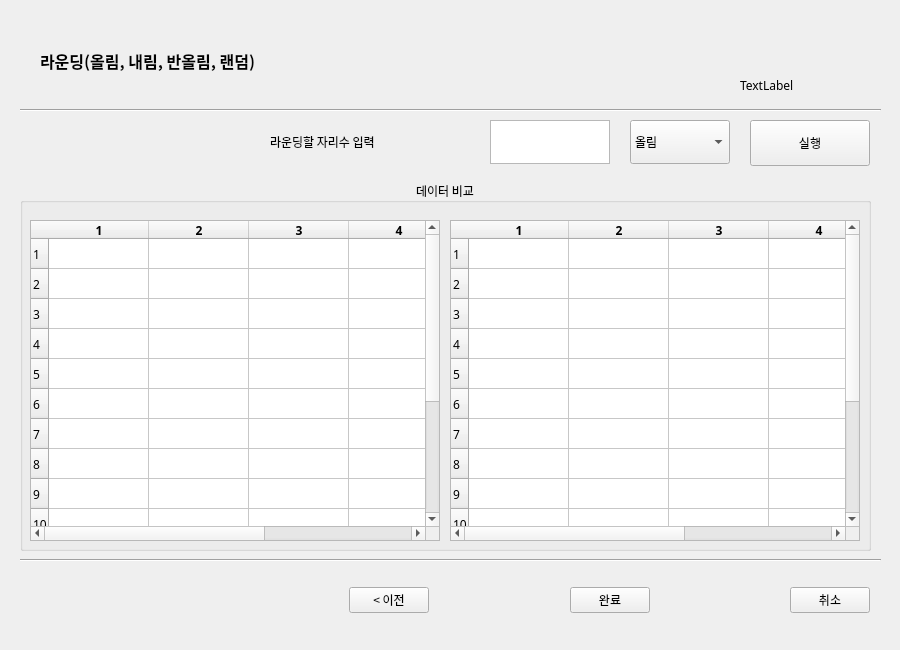
The window that UI/Rounding.ui (zel0rd/Non-Identifying) describes before a commit, drawn with Qt 5.
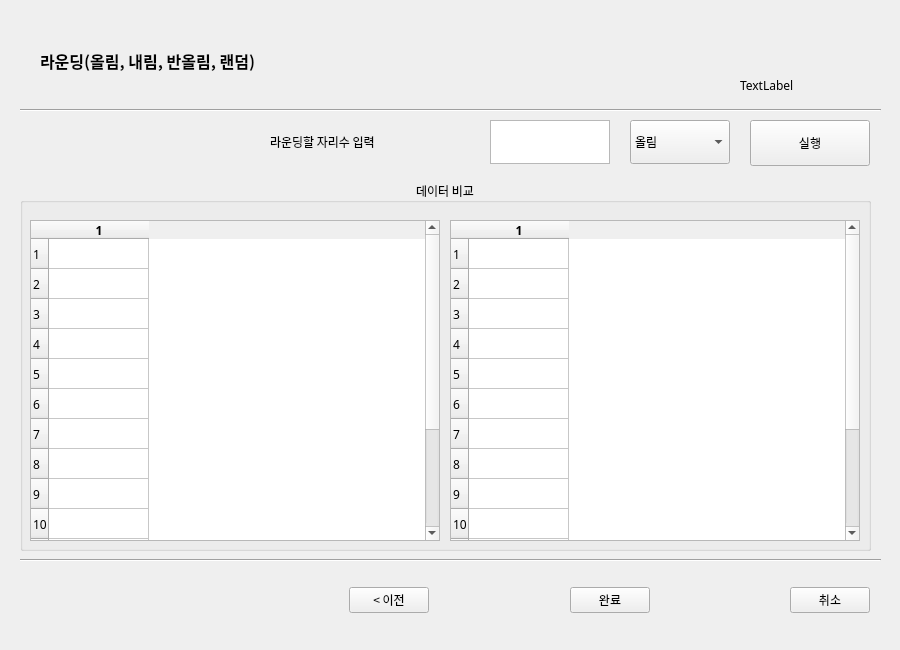
The same window after the commit.

```diff
--- a/UI/Rounding.ui
+++ b/UI/Rounding.ui
@@ -46,6 +46,9 @@
      <property name="rowCount">
       <number>15</number>
      </property>
+     <property name="columnCount">
+      <number>1</number>
+     </property>
      <row/>
      <row/>
      <row/>
@@ -72,50 +75,6 @@
        </font>
       </property>
      </column>
-     <column>
-      <property name="text">
-       <string>2</string>
-      </property>
-      <property name="font">
-       <font>
-        <weight>75</weight>
-        <bold>true</bold>
-       </font>
-      </property>
-     </column>
-     <column>
-      <property name="text">
-       <string>3</string>
-      </property>
-      <property name="font">
-       <font>
-        <weight>75</weight>
-        <bold>true</bold>
-       </font>
-      </property>
-     </column>
-     <column>
-      <property name="text">
-       <string>4</string>
-      </property>
-      <property name="font">
-       <font>
-        <weight>75</weight>
-        <bold>true</bold>
-       </font>
-      </property>
-     </column>
-     <column>
-      <property name="text">
-       <string>5</string>
-      </property>
-      <property name="font">
-       <font>
-        <weight>75</weight>
-        <bold>true</bold>
-       </font>
-      </property>
-     </column>
     </widget>
     <widget class="QTableWidget" name="AfterData">
      <property name="geometry">
@@ -129,6 +88,9 @@
      <property name="rowCount">
       <number>15</number>
      </property>
+     <property name="columnCount">
+      <number>1</number>
+     </property>
      <row/>
      <row/>
      <row/>
@@ -155,50 +117,6 @@
        </font>
       </property>
      </column>
-     <column>
-      <property name="text">
-       <string>2</string>
-      </property>
-      <property name="font">
-       <font>
-        <weight>75</weight>
-        <bold>true</bold>
-       </font>
-      </property>
-     </column>
-     <column>
-      <property name="text">
-       <string>3</string>
-      </property>
-      <property name="font">
-       <font>
-        <weight>75</weight>
-        <bold>true</bold>
-       </font>
-      </property>
-     </column>
-     <column>
-      <property name="text">
-       <string>4</string>
-      </property>
-      <property name="font">
-       <font>
-        <weight>75</weight>
-        <bold>true</bold>
-       </font>
-      </property>
-     </column>
-     <column>
-      <property name="text">
-       <string>5</string>
-      </property>
-      <property name="font">
-       <font>
-        <weight>75</weight>
-        <bold>true</bold>
-       </font>
-      </property>
-     </column>
     </widget>
    </widget>
    <widget class="Line" name="line">
```
